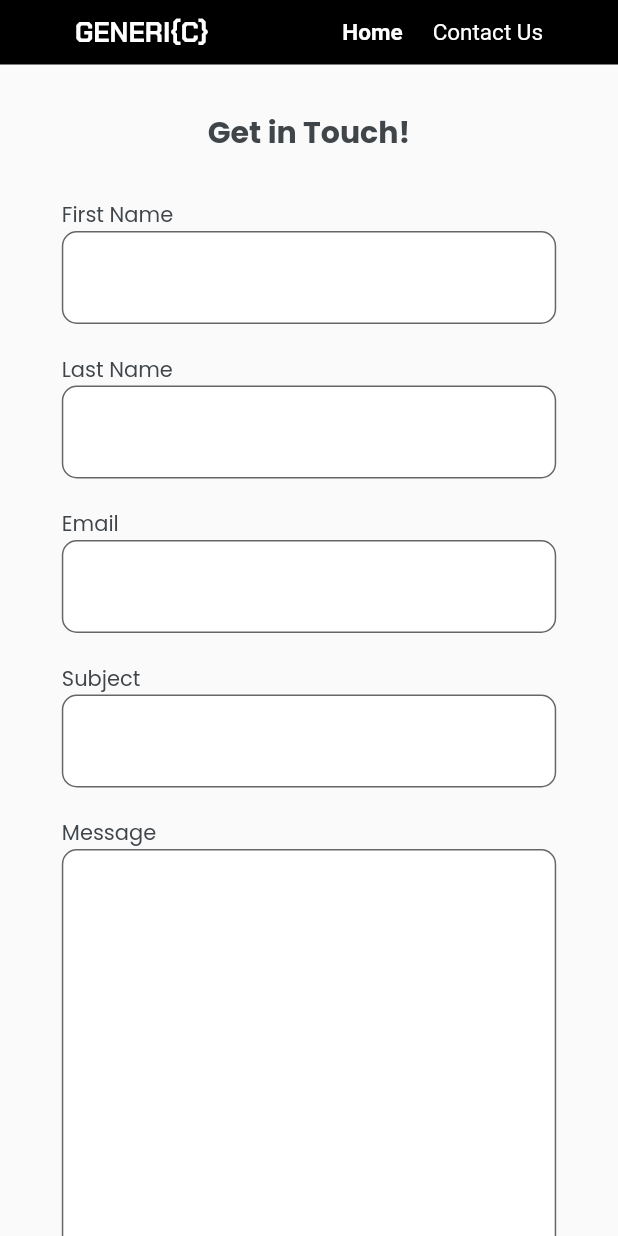
After one commit to Abaxx/generic, a Flutter app: the ContactPage screen opened directly, on a phone screen of 412 x 824 dp. The commit adds this screen. Run offline on Flutter 3.47's test engine with Material 2 defaults, Android fonts, the phone set to English and light mode, and no system bars; our stand-ins replace font_awesome_flutter.

Commit message:
Add Contact Page

```diff
--- /dev/null
+++ b/lib/Contact.dart
@@ -0,0 +1,278 @@
+
+
+import 'dart:convert';
+
+import 'package:flutter/gestures.dart';
+import 'package:flutter/material.dart';
+import 'package:generic/Navbar.dart';
+import 'package:http/http.dart' as http;
+
+import 'Home.dart';
+
+class ContactPage extends StatelessWidget {
+  const ContactPage({Key? key}) : super(key: key);
+
+  @override
+  Widget build(BuildContext context) {
+    return LayoutBuilder(builder: (context,constraints){
+      if(constraints.biggest.width > 800){
+        return Scaffold(
+            body:  SingleChildScrollView(child: Column(children: const [Nav(),Contact(),Footer()],))
+        );
+      }else{
+        return Scaffold(
+            body:  SingleChildScrollView(child: Column(children: const [Nav(),Contact(),Footer()],))
+        );
+      }
+    });
+  }
+}
+
+// NavBar for other pages only
+class Nav extends StatelessWidget {
+  const Nav({Key? key}) : super(key: key);
+
+  @override
+  Widget build(BuildContext context) {
+    return LayoutBuilder(builder: (context,constraints){
+      if(constraints.biggest.width > 800)
+        {
+          return Container(
+            color: Colors.black,
+            child: const DesktopNavbar()
+            );
+        }else{
+           return Container(
+            color: Colors.black,
+            child: const MobileNavbar()
+            );
+          }
+    });
+  }
+}
+
+class DesktopNavbar extends StatefulWidget {
+  const DesktopNavbar({Key? key}) : super(key: key);
+
+  @override
+  State<DesktopNavbar> createState() => _DesktopNavbarState();
+}
+class _DesktopNavbarState extends State<DesktopNavbar> {
+
+
+  @override
+  Widget build(BuildContext context) {
+    return Padding(padding: const EdgeInsets.symmetric(horizontal: 120,vertical: 20),
+      child: Row (
+        mainAxisAlignment: MainAxisAlignment.spaceBetween,
+        children: [GestureDetector(child: const Text('GENERI{C}',style: TextStyle(color: Colors.white,fontWeight: FontWeight.bold,fontSize: 30,fontFamily: "ChakraPetch"),),
+          onTap: (){ Navigator.push(context, MaterialPageRoute(builder: (context)=> const HomePage()),);
+          },),
+          Row(
+            children: [
+              RichText(text: TextSpan(text: 'Home',style: const TextStyle(color: Colors.white,fontWeight: FontWeight.bold,fontSize: 20),
+              recognizer: TapGestureRecognizer()..onTap = () {
+                Navigator.push(context, MaterialPageRoute(builder: (context)=> const HomePage()),);
+          })),
+            const SizedBox(width: 20),
+            RichText(text: TextSpan(text: 'Contact Us',style: const TextStyle(color: Colors.white,fontSize: 20),
+                recognizer: TapGestureRecognizer()..onTap = (){
+                  Navigator.push(context, MaterialPageRoute(builder: (context)=> const ContactPage()),);
+            }),),
+
+          ],)],
+      ),
+    );
+  }
+}
+
+class MobileNavbar extends StatefulWidget {
+  const MobileNavbar({Key? key}) : super(key: key);
+
+  @override
+  State<MobileNavbar> createState() => _MobileNavbarState();
+}
+class _MobileNavbarState extends State<MobileNavbar> {
+
+
+  @override
+  Widget build(BuildContext context) {
+    return Padding(padding: const EdgeInsets.symmetric(horizontal: 50,vertical: 10),
+      child: Row (
+        mainAxisAlignment: MainAxisAlignment.spaceBetween,
+        children: [GestureDetector(child: const Text('GENERI{C}',style: TextStyle(color: Colors.white,fontWeight: FontWeight.bold,fontSize: 18,fontFamily: "ChakraPetch"),),
+          onTap: (){ Navigator.push(context, MaterialPageRoute(builder: (context)=> const HomePage()),);
+          },),
+          Row(
+            children: [
+              RichText(text: TextSpan(text: 'Home',style: const TextStyle(color: Colors.white,fontWeight: FontWeight.bold,fontSize: 15),
+              recognizer: TapGestureRecognizer()..onTap = () {
+                Navigator.push(context, MaterialPageRoute(builder: (context)=> const HomePage()),);
+          })),
+            const SizedBox(width: 20),
+            RichText(text: TextSpan(text: 'Contact Us',style: const TextStyle(color: Colors.white,fontSize: 15),
+                recognizer: TapGestureRecognizer()..onTap = (){
+                  Navigator.push(context, MaterialPageRoute(builder: (context)=> const ContactPage()),);
+            }),),
+
+          ],)],
+      ),
+    );
+  }
+}
+
+class Contact extends StatefulWidget {
+
+  const Contact({Key? key}) : super(key: key);
+
+  @override
+  ContactState createState() => ContactState();
+}
+
+class ContactState extends State<Contact>{
+
+  final firstNameController = TextEditingController();
+  final lastNameController = TextEditingController();
+  final emailController = TextEditingController();
+  final subjectController = TextEditingController();
+  final messageController = TextEditingController();
+
+
+  String? snackMessage;
+
+  Future sendEmail(String firstName, String lastName, String email, String subject, String message) async {
+  final url = Uri.parse('https://api.emailjs.com/api/v1.0/email/send');
+  const serviceId = 'service_kmfvtdn';
+  const templateId = 'template_hqq60yy';
+  const publicKey = 'bSmZwBLDMAiJkxNLy';
+  final response = await http.post(url,
+      headers: {'Content-Type': 'application/json'},//This line makes sure it works for all platforms.
+      body: json.encode({
+        'service_id': serviceId,
+        'template_id': templateId,
+        'user_id': publicKey,
+        'template_params': {
+          // ignore: prefer_interpolation_to_compose_strings
+          'first_name': firstName,
+          'last_name': lastName,
+          'from_email': email,
+          'subject' : subject,
+          'message': message,
+          'company': "Generic"
+        }
+      }));
+  return response.statusCode;
+}
+
+  // contents of contact
+  contents(BuildContext context, double size)
+  {
+    return Column(
+      children: [
+        const Text('Get in Touch!',style: TextStyle(color: Color(0xff40454A),fontSize: 20,fontWeight: FontWeight.bold),),
+        Column(
+          crossAxisAlignment: CrossAxisAlignment.start,
+          children: [
+            const SizedBox(height: 30,),
+            const Text('First Name',style: TextStyle(color: Color(0xff40454A),)),
+            SizedBox(width: size * MediaQuery.of(context).size.width,
+              child: TextField(
+                controller: firstNameController,
+                decoration: InputDecoration(fillColor: Colors.white,filled: true,
+                border: OutlineInputBorder(borderSide: const BorderSide(width: 2),borderRadius: BorderRadius.circular(10)),),),),
+            const SizedBox(height: 20,),
+            const Text('Last Name',style: TextStyle(color: Color(0xff40454A),)),
+            SizedBox(width: size * MediaQuery.of(context).size.width,
+              child: TextField(
+                controller: lastNameController,
+                decoration: InputDecoration(fillColor: Colors.white,filled: true,
+                border: OutlineInputBorder(borderSide: const BorderSide(width: 2),borderRadius: BorderRadius.circular(10)),),),),
+            const SizedBox(height: 20,),
+            const Text('Email',style: TextStyle(color: Color(0xff40454A),)),
+            SizedBox(width: size * MediaQuery.of(context).size.width,
+              child: TextField(
+                controller: emailController,
+                decoration: InputDecoration(fillColor: Colors.white,filled: true,
+                border: OutlineInputBorder(borderSide: const BorderSide(width: 2),borderRadius: BorderRadius.circular(10)),),),),
+            const SizedBox(height: 20,),
+            const Text('Subject',style: TextStyle(color: Color(0xff40454A),)),
+            SizedBox(width: size * MediaQuery.of(context).size.width,
+              child: TextField(
+                controller: subjectController,
+                decoration: InputDecoration(fillColor: Colors.white,filled: true,
+                border: OutlineInputBorder(borderSide: const BorderSide(width: 2),borderRadius: BorderRadius.circular(10)),),),),
+            const SizedBox(height: 20,),
+            const Text('Message',style: TextStyle(color: Color(0xff40454A),)),
+            SizedBox(width: size * MediaQuery.of(context).size.width,
+              child: TextField(
+                controller: messageController,
+                decoration: InputDecoration(fillColor: Colors.white,filled: true,
+                border: OutlineInputBorder(borderSide: const BorderSide(width: 2),borderRadius: BorderRadius.circular(10),),),maxLines: 15,),),
+            const SizedBox(height: 20,),
+          ],),
+        MaterialButton(onPressed: () async {
+
+          //validateEmail(emailController.text);
+
+          if(firstNameController.text.isEmpty){
+            snackMessage = "Enter First Name";
+          }else if(lastNameController.text.isEmpty){
+            snackMessage = "Enter Last Name";
+          }else if(emailController.text.isEmpty){
+            snackMessage = "Enter Email Address";
+          }else if(!RegExp(r'\S+@\S+\.\S+').hasMatch(emailController.text)){
+              setState(() {
+            snackMessage = "Invalid Email Address";
+             });
+          }else if(subjectController.text.isEmpty){
+            snackMessage = "Enter Subject";
+          }else if(messageController.text.isEmpty){
+            snackMessage = "Enter message";
+          }else{
+            final response = await sendEmail(
+              firstNameController.text, lastNameController.value.text, emailController.text, subjectController.text, messageController.text);
+              if(response == 200){
+                snackMessage = "Message Sent!";
+                firstNameController.clear();
+                lastNameController.clear();
+                emailController.clear();
+                subjectController.clear();
+                messageController.clear();
+              }else {
+                snackMessage = " Failed to send message!";
+              }
+          }
+        final snackBar = SnackBar(content: Text(snackMessage!,style: const TextStyle(color: Colors.black),),
+        backgroundColor: Colors.white,);
+        ScaffoldMessenger.of(context).showSnackBar(snackBar);
+
+        },
+        color: const Color(0xff5092EF),minWidth: 200,height: 50,
+          shape: RoundedRectangleBorder(borderRadius: BorderRadius.circular(10)),
+          child: const Text('Send message',style: TextStyle(color: Colors.white),),),
+      ],
+    );
+  }
+  @override
+  Widget build(BuildContext context) {
+    return LayoutBuilder(builder: (context,constraints){
+      if(constraints.biggest.width > 800){
+        return Container(
+          //height: 300,
+          width: MediaQuery.of(context).size.width,
+          alignment: Alignment.center,
+          padding: const EdgeInsets.symmetric(vertical: 30),
+          child: contents(context,0.5)
+        );
+      }else {
+        return Container(
+          //height: 300,
+          width: MediaQuery.of(context).size.width,
+          alignment: Alignment.center,
+          padding: const EdgeInsets.symmetric(vertical: 30),
+          child: contents(context,0.8),
+        );
+         }
+    });
+  }
+}
--- a/pubspec.yaml
+++ b/pubspec.yaml
@@ -37,6 +37,8 @@ dependencies:
 
   # To add icons to web
   font_awesome_flutter: ^10.1.0
+
+  http: ^0.13.5
 
 dev_dependencies:
   flutter_test:
@@ -91,6 +93,8 @@ flutter:
     - family: BubblegumSans
       fonts:
        - asset: assets/fonts/BubblegumSans-Regular.ttf
+         style: normal
+
     - family: ChakraPetch
       fonts:
        - asset: assets/fonts/ChakraPetch-Bold.ttf
```
Also changed, not shown: lib/Home.dart (+5 -4 lines), lib/Navbar.dart (+10 -8 lines), pubspec.lock, 1 other file.
